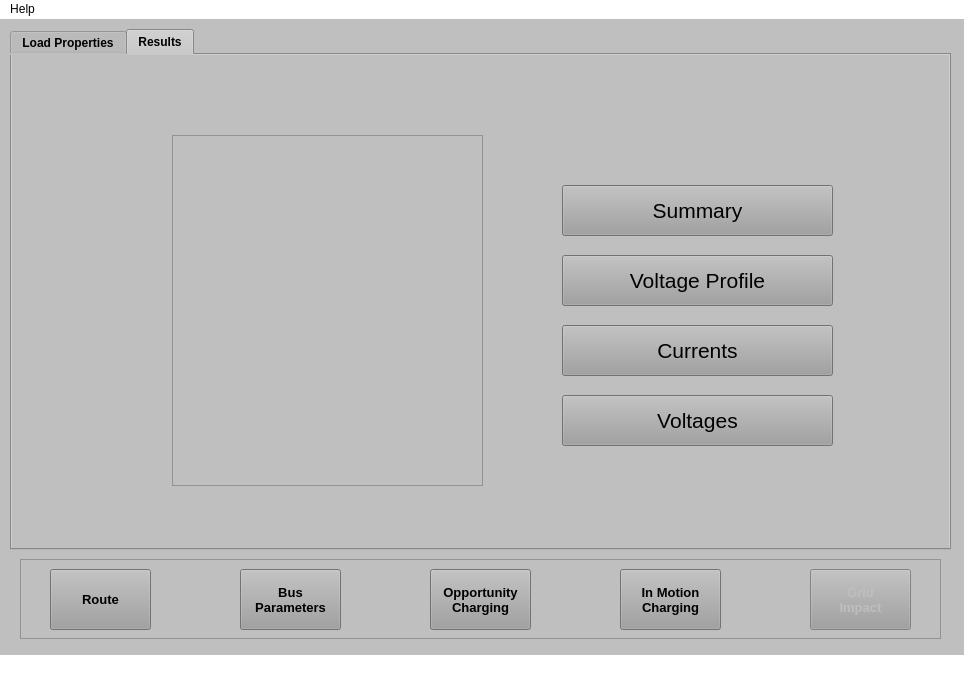
Above: UI/InterfaceGrid.ui from Potter-Gryffindor/Proyecto-Final before the change. Below: the same form after it.
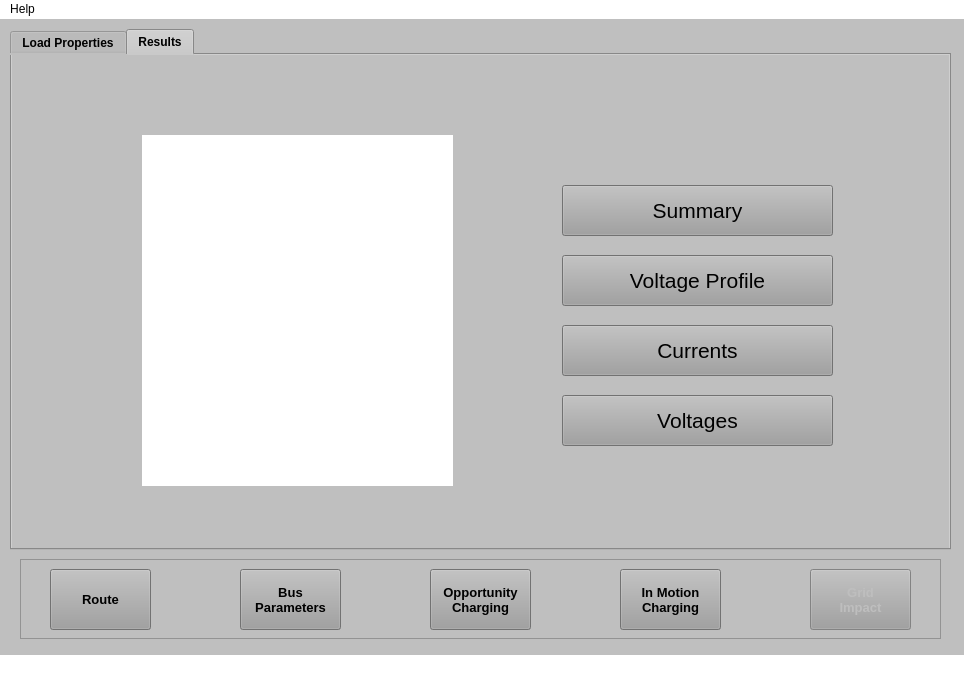
That is the form after the change. The open tabs and pages were chosen to show the change. Icons and pictures are not drawn.

```diff
--- a/UI/InterfaceGrid.ui
+++ b/UI/InterfaceGrid.ui
@@ -606,29 +606,6 @@
        <string>Summary</string>
       </property>
      </widget>
-     <widget class="QScrollArea" name="scrollArea">
-      <property name="geometry">
-       <rect>
-        <x>160</x>
-        <y>80</y>
-        <width>311</width>
-        <height>351</height>
-       </rect>
-      </property>
-      <property name="widgetResizable">
-       <bool>true</bool>
-      </property>
-      <widget class="QWidget" name="scrollAreaWidgetContents_2">
-       <property name="geometry">
-        <rect>
-         <x>0</x>
-         <y>0</y>
-         <width>309</width>
-         <height>349</height>
-        </rect>
-       </property>
-      </widget>
-     </widget>
      <widget class="QPushButton" name="VoltagesButton">
       <property name="geometry">
        <rect>
@@ -679,6 +656,31 @@
        <string>Currents</string>
       </property>
      </widget>
+     <widget class="QWidget" name="verticalLayoutWidget_3">
+      <property name="geometry">
+       <rect>
+        <x>130</x>
+        <y>80</y>
+        <width>311</width>
+        <height>351</height>
+       </rect>
+      </property>
+      <layout class="QVBoxLayout" name="SummaryLayout">
+       <property name="sizeConstraint">
+        <enum>QLayout::SetDefaultConstraint</enum>
+       </property>
+       <item>
+        <widget class="QLabel" name="FondoAssignment_2">
+         <property name="styleSheet">
+          <string notr="true">background-color: rgb(255, 255, 255);</string>
+         </property>
+         <property name="text">
+          <string/>
+         </property>
+        </widget>
+       </item>
+      </layout>
+     </widget>
     </widget>
    </widget>
    <widget class="QFrame" name="ButtonsFrame">
```
Left out of the diff: 22 changed lines with no effect on the pictures.
